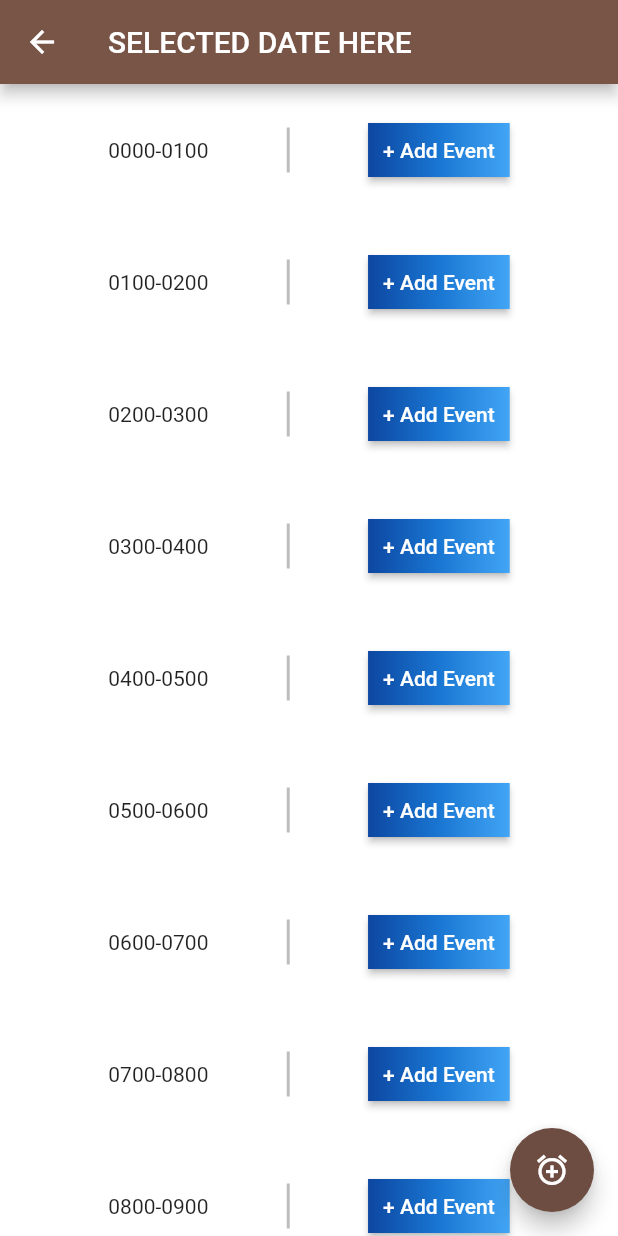
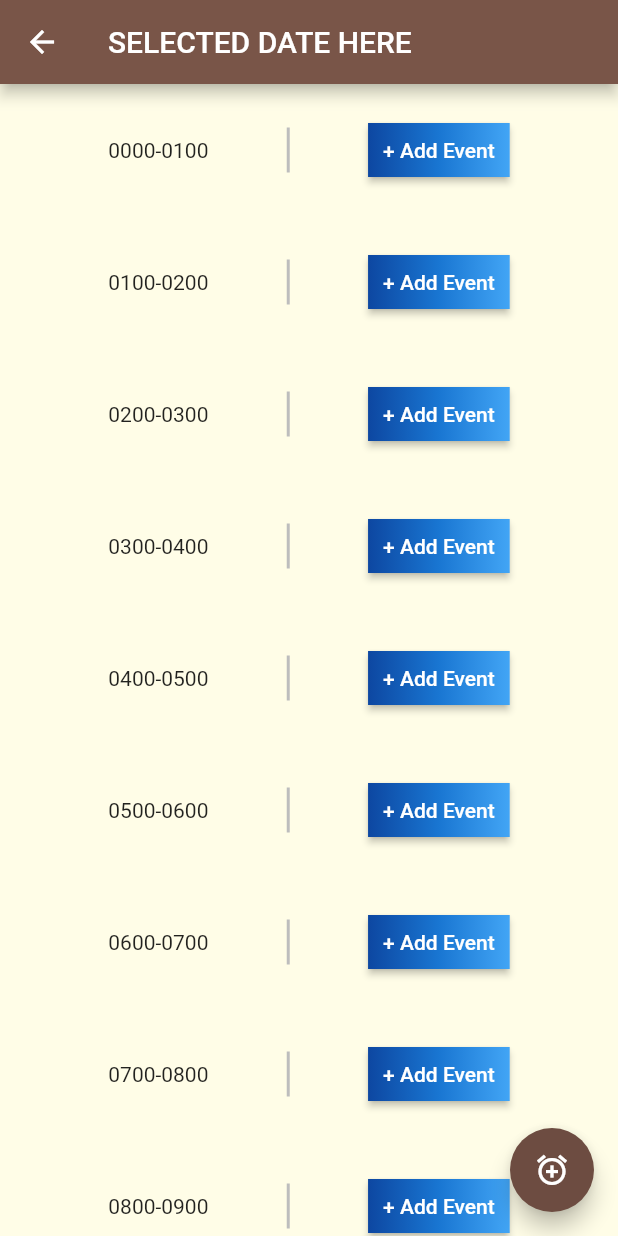
Before and after one commit to Dioclei/pudding_flutter, a Flutter app: the Timetable screen opened directly, on a phone screen of 412 x 824 dp. Run offline on Flutter 3.47's test engine with Material 2 defaults, Android fonts, the phone set to English and light mode, and no system bars; our stand-ins replace charts_flutter, cloud_firestore, firebase_auth, flushbar, flutter_calendar_carousel, google_sign_in and 2 more; missing offline and left inert: flutter_auth_buttons; accounts and stored records are empty.

Commit message:
Update timetable.dart
-Changed some code to display the timetable correctly

```diff
--- a/lib/timetable.dart
+++ b/lib/timetable.dart
@@ -52,7 +52,7 @@ class Timetable extends StatelessWidget {
       appBar: AppBar(
         title: Text('SELECTED DATE HERE'),
       ),
-      body: Center(
+      body: Container(
         child:
           ListView(
             children: [
@@ -88,6 +88,7 @@ class Timetable extends StatelessWidget {
         child: Icon(Icons.add_alarm),
         backgroundColor: Colors.brown[600],
       ),
+      backgroundColor: Colors.yellow[50],
     );
   }
 }
```
